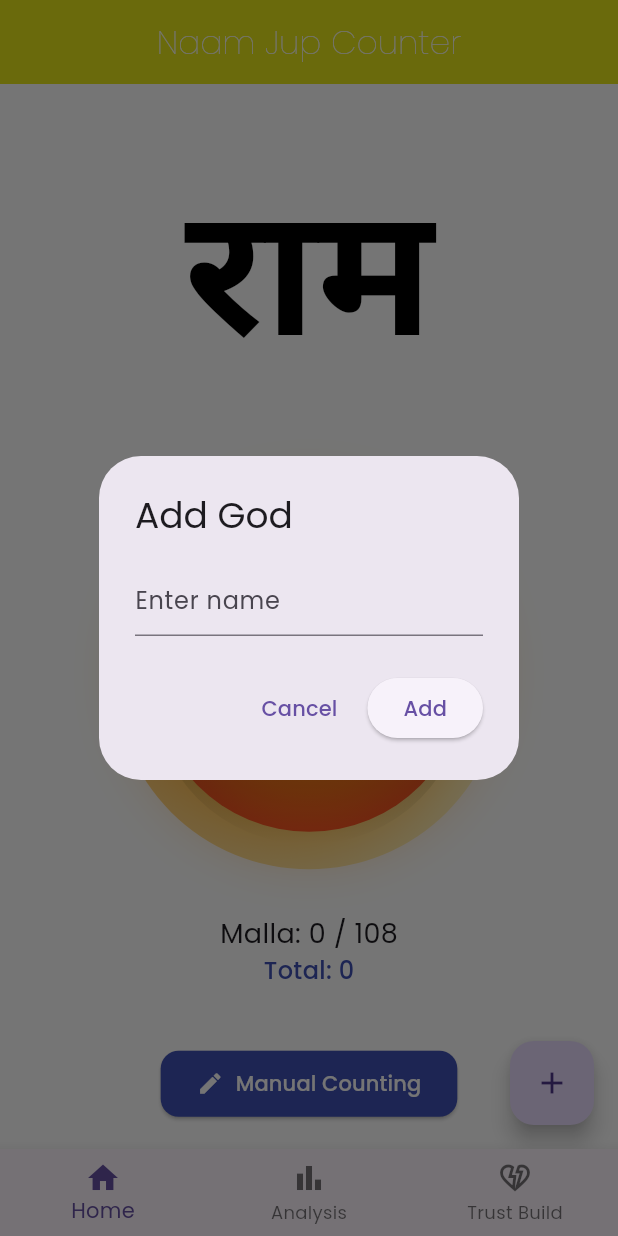
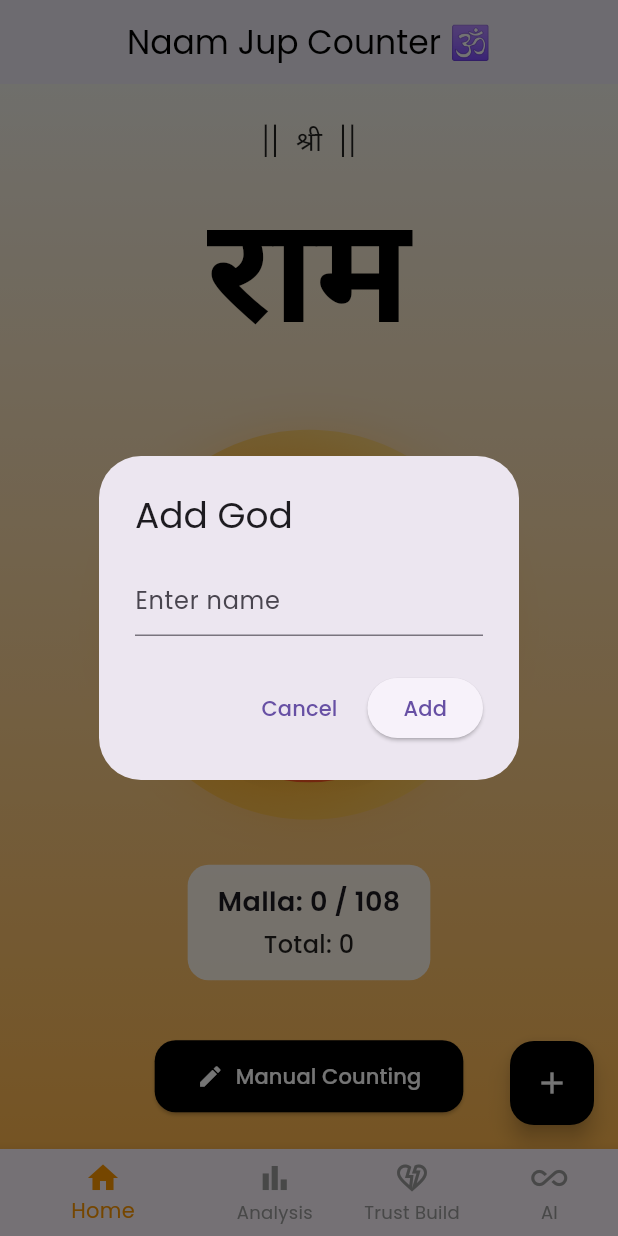
Before and after one commit to mohansinghmahecha/naam-jup-flutter, a Flutter app: the screen it shows after launch, after a tap on the "add" icon, on a phone screen of 412 x 824 dp. Run offline on Flutter 3.47's test engine with Material 3 defaults, Android fonts, the phone set to English and light mode, and no system bars; our stand-ins replace fl_chart, flutter_riverpod, google_fonts, shared_preferences, table_calendar; Roboto replaces fonts that are missing (Alkatra).

Commit message:
ai class added and main dart file and hompage ui change of colors and appbar

```diff
--- a/lib/main.dart
+++ b/lib/main.dart
@@ -1,6 +1,7 @@
 // lib/main.dart
 import 'package:flutter/material.dart';
 import 'package:flutter_riverpod/flutter_riverpod.dart';
+import 'package:jup/screens/Ai.dart';
 import 'pages/home_page.dart';
 import 'pages/analysis_page.dart';
 import 'package:google_fonts/google_fonts.dart';
@@ -42,6 +43,7 @@ class _RootScaffoldState extends State<RootScaffold> {
     HomePage(),
     AnalysisPage(),
     TrustBuildPlaceholder(),
+    Ai(),
   ];
 
   void _onItemTapped(int index) {
@@ -56,13 +58,10 @@ class _RootScaffoldState extends State<RootScaffold> {
       appBar: _selectedIndex == 1
           ? null // ✅ No default appBar in Analysis Page
           : AppBar(
-              backgroundColor: const Color.fromARGB(255, 249, 253, 8),
+              backgroundColor: const Color.fromARGB(255, 255, 255, 255),
               title: const Text(
-                'Naam Jup Counter',
-                style: TextStyle(
-                  color: Colors.white,
-                  fontWeight: FontWeight.w200,
-                ),
+                'Naam Jup Counter 🕉️',
+                style: TextStyle(color: Colors.black),
               ),
               centerTitle: true,
               elevation: 8,
@@ -71,6 +70,10 @@ class _RootScaffoldState extends State<RootScaffold> {
       bottomNavigationBar: BottomNavigationBar(
         currentIndex: _selectedIndex,
         onTap: _onItemTapped,
+        selectedItemColor: Colors.orange, // 🔥 Active icon/text color
+        unselectedItemColor: Colors.grey, // ⚪ Inactive icon/text color
+        backgroundColor: Colors.white, // optional: bar ka background
+        showUnselectedLabels: true, // optional: inactive labels bhi dikhें
         items: const <BottomNavigationBarItem>[
           BottomNavigationBarItem(
             icon: Icon(Icons.home_outlined),
@@ -86,6 +89,11 @@ class _RootScaffoldState extends State<RootScaffold> {
             icon: Icon(Icons.heart_broken_outlined),
             activeIcon: Icon(Icons.heart_broken),
             label: 'Trust Build',
+          ),
+          BottomNavigationBarItem(
+            icon: Icon(Icons.all_inclusive_sharp),
+            activeIcon: Icon(Icons.heart_broken),
+            label: 'AI',
           ),
         ],
       ),
--- a/lib/pages/home_page.dart
+++ b/lib/pages/home_page.dart
@@ -39,7 +39,6 @@ class _HomePageState extends ConsumerState<HomePage>
     super.dispose();
   }
 
-  // 🧘‍♂️ Handle Tap
   void _onTap(God currentGod) {
     if (isResetting) return;
 
@@ -53,7 +52,6 @@ class _HomePageState extends ConsumerState<HomePage>
       animatedProgress = progress;
     });
 
-    // Auto reset after 108
     if (currentGod.sessionCount + 1 >= 108) {
       Future.delayed(const Duration(milliseconds: 250), () {
         _animateReset(currentGod.id);
@@ -61,7 +59,6 @@ class _HomePageState extends ConsumerState<HomePage>
     }
   }
 
-  // 🔄 Reset animation
   void _animateReset(String godId) {
     if (isResetting) return;
     isResetting = true;
@@ -105,25 +102,47 @@ class _HomePageState extends ConsumerState<HomePage>
         ? animatedProgress
         : (currentGod.sessionCount % 108) / 108.0;
 
+    final width = MediaQuery.of(context).size.width;
+
     return Scaffold(
-      backgroundColor: Colors.white,
-      body: SafeArea(
+      body: Container(
+        decoration: const BoxDecoration(
+          gradient: LinearGradient(
+            colors: [
+              Color.fromARGB(255, 243, 241, 234), // light saffron
+              Color(0xFFFFB74D), // soft orange
+            ],
+            begin: Alignment.topCenter,
+            end: Alignment.bottomCenter,
+          ),
+        ),
+        child: SafeArea(
           child: Center(
+            child: SingleChildScrollView(
+              // padding: const EdgeInsets.symmetric(horizontal: 16, vertical: 20),
               child: Column(
                 mainAxisAlignment: MainAxisAlignment.center,
                 children: [
+                  // ---------- HEADER ----------
+                  Text(
+                    "||  श्री  ||",
+                    style: GoogleFonts.inter(
+                      fontSize: 18,
+                      color: Colors.black87,
+                    ),
+                  ),
+
+                  // const SizedBox(height: 40),
                   // ---------- GOD NAME ----------
                   GestureDetector(
                     onTap: () => _showGodSelectionDialog(context, ref, gods),
-                child: Padding(
-                  padding: const EdgeInsets.all(16.0),
                     child: Text(
                       currentGod.name,
+                      textAlign: TextAlign.center,
                       style: GoogleFonts.alkatra(
-                      fontSize: 120,
+                        fontSize: 98,
                         fontWeight: FontWeight.bold,
                         color: Colors.black,
-                    ),
                       ),
                     ),
                   ),
@@ -141,16 +160,34 @@ class _HomePageState extends ConsumerState<HomePage>
                   const SizedBox(height: 30),
 
                   // ---------- COUNTERS ----------
+                  Container(
+                    padding: const EdgeInsets.symmetric(
+                      horizontal: 20,
+                      vertical: 12,
+                    ),
+                    decoration: BoxDecoration(
+                      color: Colors.white.withOpacity(0.85),
+                      borderRadius: BorderRadius.circular(14),
+                    ),
+                    child: Column(
+                      children: [
                         Text(
-                'Malla: ${currentGod.sessionCount % 108} / 108',
-                style: const TextStyle(fontSize: 18),
+                          "Malla: ${currentGod.sessionCount % 108} / 108",
+                          style: const TextStyle(
+                            fontSize: 18,
+                            fontWeight: FontWeight.w600,
                           ),
+                        ),
+                        const SizedBox(height: 4),
                         Text(
-                'Total: ${currentGod.totalCount}',
+                          "Total: ${currentGod.totalCount}",
                           style: const TextStyle(
                             fontSize: 16,
-                  color: Colors.indigo,
+                            color: Colors.black87,
                             fontWeight: FontWeight.w500,
+                          ),
+                        ),
+                      ],
                     ),
                   ),
 
@@ -164,13 +201,13 @@ class _HomePageState extends ConsumerState<HomePage>
                       style: TextStyle(color: Colors.white),
                     ),
                     style: ElevatedButton.styleFrom(
-                  backgroundColor: Colors.indigo,
+                      backgroundColor: Colors.black,
                       padding: const EdgeInsets.symmetric(
-                    horizontal: 24,
-                    vertical: 12,
+                        horizontal: 28,
+                        vertical: 14,
                       ),
                       shape: RoundedRectangleBorder(
-                    borderRadius: BorderRadius.circular(12),
+                        borderRadius: BorderRadius.circular(14),
                       ),
                     ),
                     onPressed: () =>
@@ -180,11 +217,14 @@ class _HomePageState extends ConsumerState<HomePage>
               ),
             ),
           ),
+        ),
+      ),
 
       // ---------- ADD NEW GOD ----------
       floatingActionButton: FloatingActionButton(
+        backgroundColor: Colors.black,
         onPressed: () => _showAddGodDialog(context, ref),
-        child: const Icon(Icons.add),
+        child: const Icon(Icons.add, color: Colors.white),
       ),
     );
   }
@@ -290,7 +330,6 @@ class _HomePageState extends ConsumerState<HomePage>
     );
   }
 
-  // ✅ Manual Counting Dialog
   void _showManualCountingDialog(BuildContext context, WidgetRef ref, God god) {
     final controller = TextEditingController();
 
```
Also changed, not shown: lib/screens/Ai.dart (added, +128 -0 lines), 1 other file. Lines whose indentation alone changed are shown as unchanged.
